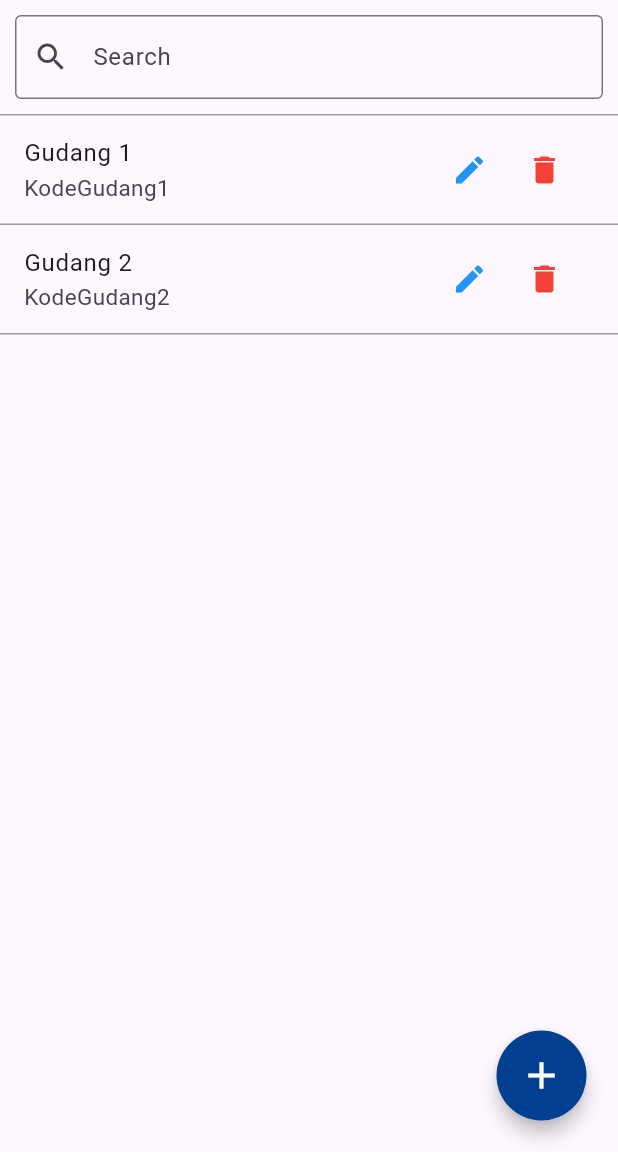
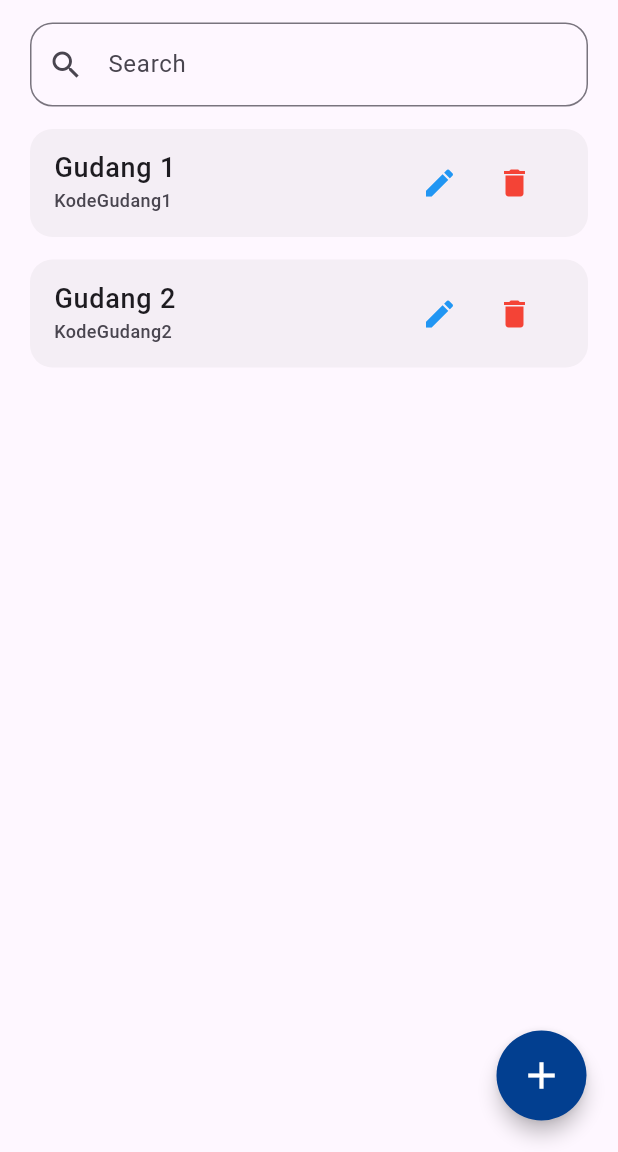
Before and after one commit to adenkesuma/bonjour, a Flutter app: the GudangView screen opened directly, on a phone screen of 412 x 824 dp, the part 84-1236 px from its top. Run offline on Flutter 3.47's test engine with Material 3 defaults, Android fonts, the phone set to English and light mode, and no system bars; our stand-ins replace get, shared_preferences, sqflite; accounts and stored records are empty; network calls fail.

Commit message:
`style:` redesign gudang page to make the same design as stock page

```diff
--- a/lib/Modul/Gudang/gudang_view.dart
+++ b/lib/Modul/Gudang/gudang_view.dart
@@ -35,24 +35,18 @@ class _GudangViewState extends State<GudangView> {
         centerTitle: true,
       ),
       drawer: MainDrawer(),
-      body: Column(
+      body: Container(
+        padding: EdgeInsets.symmetric(horizontal: 20),
+        child: Column(
           children: [
             Container(
-            decoration: BoxDecoration(
-              border: Border(
-                bottom: BorderSide(
-                  color: Colors.grey,
-                  width: 1
-                )
-              )
-            ),
-            padding: EdgeInsets.all(10),
+              padding: EdgeInsets.symmetric(vertical: 15),
               child: TextField(
                 controller: _search,
                 onChanged: (value) {},
                 decoration: InputDecoration(
                   labelText: 'Search',
-                  border: OutlineInputBorder(),
+                  border: OutlineInputBorder(borderRadius: BorderRadius.circular(15)),
                   prefixIcon: Icon(Icons.search),
                 ),
               ),
@@ -62,20 +56,13 @@ class _GudangViewState extends State<GudangView> {
                 itemCount: gudangCtrl.dataGudang.length,
                 itemBuilder: (context, index) {
                   return Container(
+                    margin: EdgeInsets.only(bottom: 15),
                     decoration: BoxDecoration(
-                    border: Border(
-                      // top: BorderSide(
-                      //   color: Colors.grey,
-                      //   width: 1
-                      // ),
-                      bottom: BorderSide(
-                        color: Colors.grey,
-                        width: 1
-                      )
-                    )
+                      color: Color.fromARGB(31, 172, 169, 169),
+                      borderRadius: BorderRadius.circular(15)
                     ),
                     child: ListTile(
-                    title: Text('${gudangCtrl.dataGudang[index].namaGudang}'),
+                      title: Text('${gudangCtrl.dataGudang[index].namaGudang}', style: TextStyle(fontSize: 18, fontWeight: FontWeight.w500),),
                       trailing: SizedBox(
                         width: 100,
                         child: Row(
@@ -83,7 +70,6 @@ class _GudangViewState extends State<GudangView> {
                             Expanded(
                               child: IconButton(
                                 onPressed: () {
-
                                 },
                                 icon: Icon(Icons.edit, color: Colors.blue,)
                               ),
@@ -91,7 +77,6 @@ class _GudangViewState extends State<GudangView> {
                             Expanded(
                               child: IconButton(
                                 onPressed: () {
-
                                 },
                                 icon: Icon(Icons.delete, color: Colors.red,)
                               ),
@@ -99,8 +84,13 @@ class _GudangViewState extends State<GudangView> {
                           ],
                         ),
                       ),
-                    subtitle: Text('${gudangCtrl.dataGudang[index].kodeGudang}',style: TextStyle(fontSize: 15),),
-
+                      subtitle: Text(
+                        '${gudangCtrl.dataGudang[index].kodeGudang}',
+                        style: TextStyle(
+                          fontSize: 12,
+                          fontWeight: FontWeight.w500
+                        ),
+                      ),
                     ),
                   );
                 },
@@ -108,6 +98,7 @@ class _GudangViewState extends State<GudangView> {
             )
           ],
         ),
+      ),
       floatingActionButton: FloatingActBtn(action: () => createGudang(), icon: Icons.add,),
     );
   }
```
Lines whose indentation alone changed are shown as unchanged.
